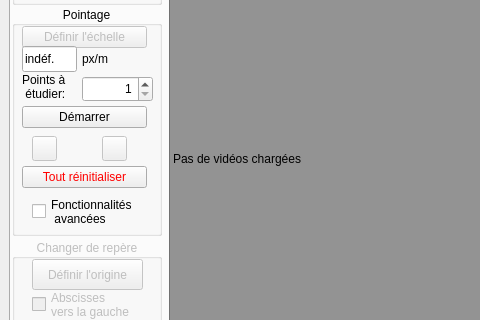
Old version of the form src/pymecavideo.ui in the repository rene-d/pymecavideo; both pictures show x 0 to 480 and y 180 to 500 of the 820 by 613 pixel window.
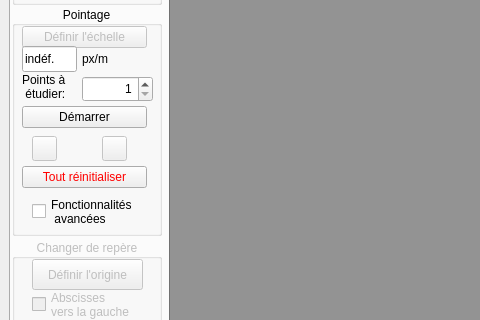
New version of the form.

```diff
--- a/src/pymecavideo.ui
+++ b/src/pymecavideo.ui
@@ -151,7 +151,10 @@
          <enum>QFrame::Sunken</enum>
         </property>
         <property name="text">
-         <string>Pas de vidéos chargées</string>
+         <string/>
+        </property>
+        <property name="alignment">
+         <set>Qt::AlignLeading|Qt::AlignLeft|Qt::AlignTop</set>
         </property>
         <property name="textInteractionFlags">
          <set>Qt::NoTextInteraction</set>
```
